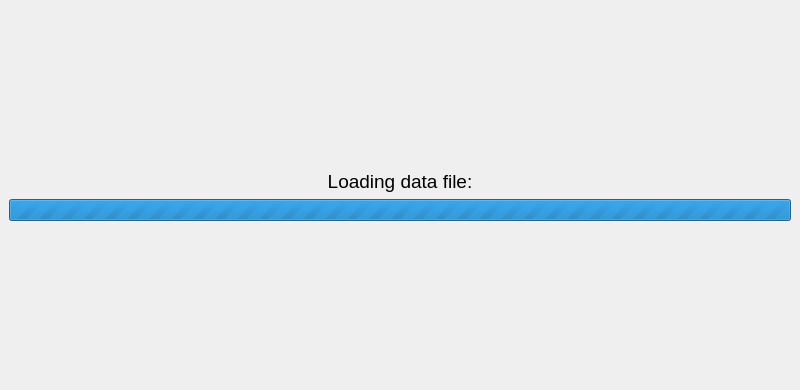
Before: the Qt Designer form assets/uis/loading_window.ui in m4reQ/data-visualizer, drawn with Qt 5.
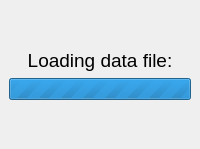
After: the same form once the commit is applied.

What changed in the file:
```diff
--- a/assets/uis/loading_window.ui
+++ b/assets/uis/loading_window.ui
@@ -7,7 +7,7 @@
     <x>0</x>
     <y>0</y>
     <width>800</width>
-    <height>390</height>
+    <height>0</height>
    </rect>
   </property>
   <property name="windowTitle">
```
